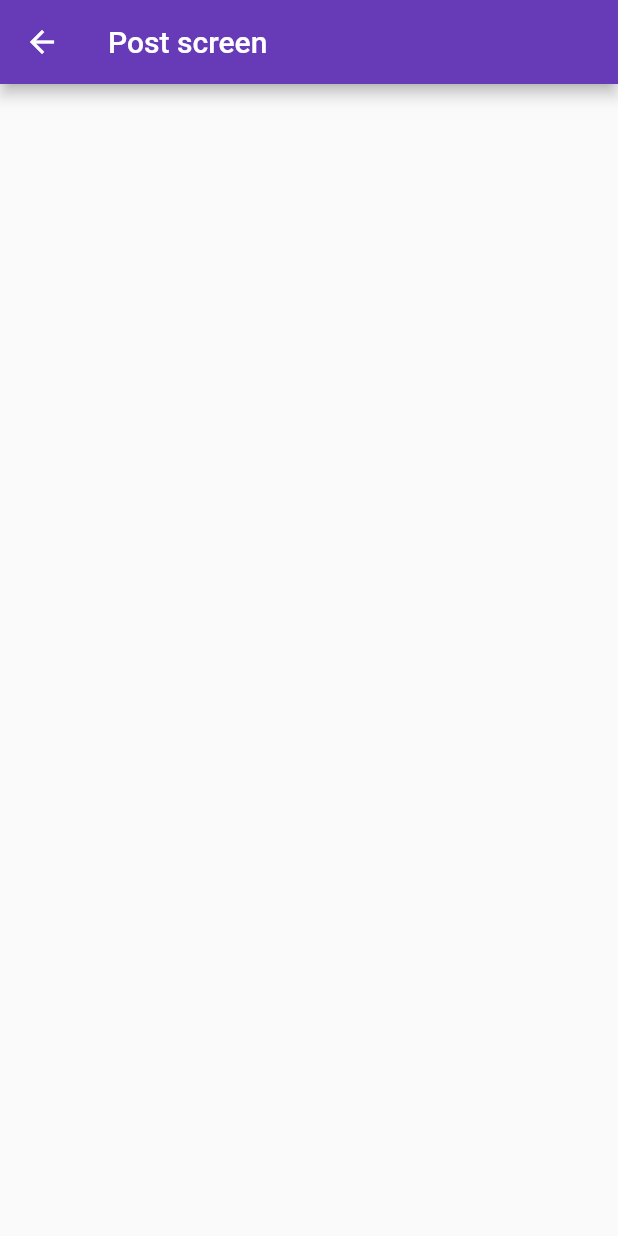
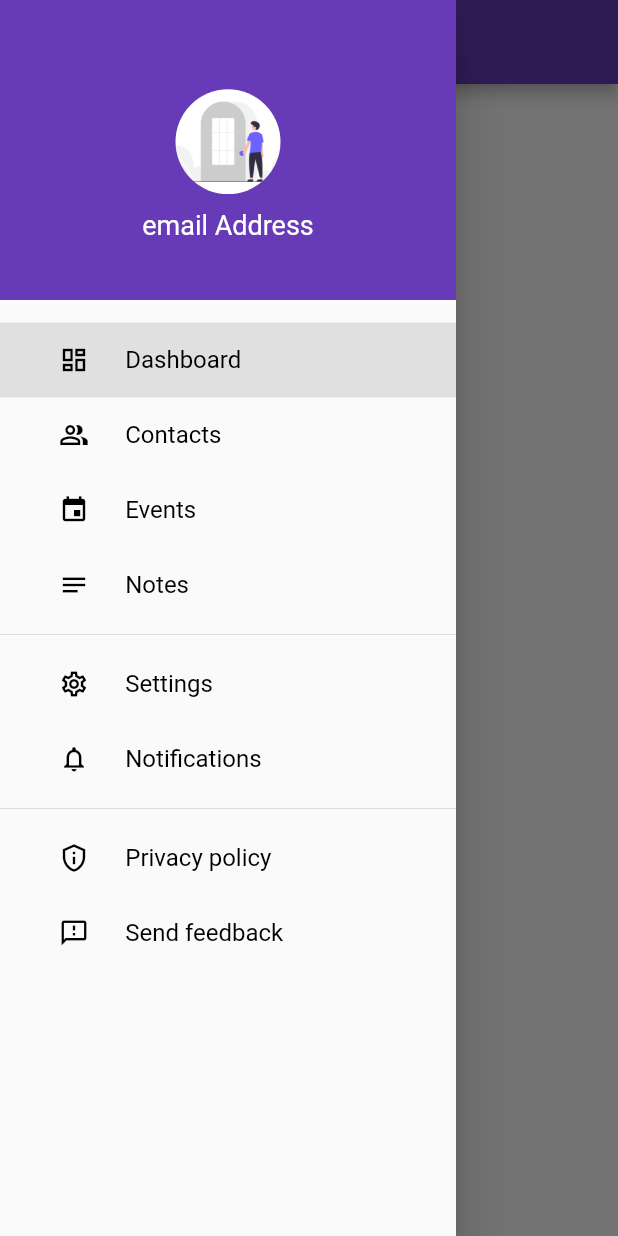
Before and after one commit to DhruvShrotriya/CollegeConnect, a Flutter app: the PostScreen screen opened directly, with the side drawer open (before the commit the screen has no drawer), on a phone screen of 412 x 824 dp. Run offline on Flutter 3.47's test engine with Material 2 defaults, Android fonts, the phone set to English and light mode, and no system bars; our stand-ins replace firebase_auth, firebase_core, fluttertoast, google_fonts; missing offline and left inert: gsheets; accounts and stored records are empty; network calls fail; statements that could not run were skipped; key blocks and very long unbroken strings in the code were emptied for the run.

Commit message:
PYP_1 done

```diff
--- a/college_connect/lib/main.dart
+++ b/college_connect/lib/main.dart
@@ -1,7 +1,9 @@
 import 'package:college_connect/g_sheet/feedback_sheet_api.dart';
 import 'package:college_connect/pages/faculty_details.dart';
 import 'package:college_connect/pages/modules/feedback_front.dart';
+import 'package:college_connect/pages/modules/maps.dart';
 import 'package:college_connect/pages/splash_screen.dart';
+import 'package:college_connect/pyp_1.dart';
 import 'package:flutter/material.dart';
 
 import 'package:firebase_core/firebase_core.dart';
@@ -25,8 +27,8 @@ class MyApp extends StatelessWidget {
         theme: ThemeData(
           primarySwatch: Colors.deepPurple,
         ),
-        //  home: SplashScreen()
-        home: FacultyDetails());
+        //home: SplashScreen()
+        home: PYP_1());
     //home: FeedbackFront());
   }
 }
--- /dev/null
+++ b/college_connect/lib/pages/appdrawer/my_header_drawer.dart
@@ -0,0 +1,37 @@
+import 'package:flutter/material.dart';
+
+class MyHeaderDrawer extends StatefulWidget {
+  const MyHeaderDrawer({super.key});
+
+  @override
+  State<MyHeaderDrawer> createState() => _MyHeaderDrawerState();
+}
+
+class _MyHeaderDrawerState extends State<MyHeaderDrawer> {
+  @override
+  Widget build(BuildContext context) {
+    return Container(
+      color: Colors.deepPurple,
+      width: double.infinity,
+      height: 200,
+      padding: EdgeInsets.only(top: 20.0),
+      child: Column(
+        mainAxisAlignment: MainAxisAlignment.center,
+        children: [
+          Container(
+            margin: EdgeInsets.only(bottom: 10.0),
+            height: 70,
+            decoration: BoxDecoration(
+                shape: BoxShape.circle,
+                image: DecorationImage(
+                    image: AssetImage('assets/images/Login_img.png'))),
+          ),
+          Text(
+            "email Address",
+            style: TextStyle(color: Colors.white, fontSize: 18),
+          )
+        ],
+      ),
+    );
+  }
+}
--- /dev/null
+++ b/college_connect/lib/pages/post/home.dart
@@ -0,0 +1,147 @@
+import 'package:college_connect/pages/faculty_details.dart';
+import 'package:flutter/material.dart';
+
+import '../appdrawer/my_header_drawer.dart';
+
+class PostScreen extends StatefulWidget {
+  const PostScreen({super.key});
+
+  @override
+  State<PostScreen> createState() => _PostScreenState();
+}
+
+class _PostScreenState extends State<PostScreen> {
+  var currentPage = DrawerSections.dashboard;
+
+  @override
+  Widget build(BuildContext context) {
+    var container;
+    if (currentPage == DrawerSections.dashboard) {
+      container = FacultyDetails();
+    } else if (currentPage == DrawerSections.contacts) {
+      container = FacultyDetails();
+    } else if (currentPage == DrawerSections.events) {
+      container = FacultyDetails();
+    } else if (currentPage == DrawerSections.notes) {
+      container = FacultyDetails();
+    } else if (currentPage == DrawerSections.settings) {
+      container = FacultyDetails();
+    } else if (currentPage == DrawerSections.notifications) {
+      container = FacultyDetails();
+    } else if (currentPage == DrawerSections.privacy_policy) {
+      container = FacultyDetails();
+    } else if (currentPage == DrawerSections.send_feedback) {
+      container = FacultyDetails();
+    }
+    return Scaffold(
+      appBar: AppBar(
+        centerTitle: true,
+        title: Text('Post screen'),
+      ),
+      body: Container(
+        child: Center(child: Text("Home Page")),
+      ),
+      drawer: Drawer(
+        child: SingleChildScrollView(
+            child: Container(
+          child: Column(
+            children: [const MyHeaderDrawer(), MyDrawerList()],
+          ),
+        )),
+      ),
+    );
+  }
+
+  Widget MyDrawerList() {
+    return Container(
+      padding: EdgeInsets.only(top: 15.0),
+      child: Column(
+        children: [
+          menuItem(1, "Dashboard", Icons.dashboard_outlined,
+              currentPage == DrawerSections.dashboard ? true : false),
+          menuItem(2, "Contacts", Icons.people_alt_outlined,
+              currentPage == DrawerSections.contacts ? true : false),
+          menuItem(3, "Events", Icons.event,
+              currentPage == DrawerSections.events ? true : false),
+          menuItem(4, "Notes", Icons.notes,
+              currentPage == DrawerSections.notes ? true : false),
+          Divider(),
+          menuItem(5, "Settings", Icons.settings_outlined,
+              currentPage == DrawerSections.settings ? true : false),
+          menuItem(6, "Notifications", Icons.notifications_outlined,
+              currentPage == DrawerSections.notifications ? true : false),
+          Divider(),
+          menuItem(7, "Privacy policy", Icons.privacy_tip_outlined,
+              currentPage == DrawerSections.privacy_policy ? true : false),
+          menuItem(8, "Send feedback", Icons.feedback_outlined,
+              currentPage == DrawerSections.send_feedback ? true : false),
+        ],
+      ),
+    );
+  }
+
+  Widget menuItem(int id, String title, IconData icon, bool selected) {
+    return Material(
+      color: selected ? Colors.grey[300] : Colors.transparent,
+      child: InkWell(
+        onTap: () {
+          Navigator.pop(context);
+          setState(() {
+            if (id == 1) {
+              currentPage = DrawerSections.dashboard;
+            } else if (id == 2) {
+              currentPage = DrawerSections.contacts;
+            } else if (id == 3) {
+              currentPage = DrawerSections.events;
+            } else if (id == 4) {
+              currentPage = DrawerSections.notes;
+            } else if (id == 5) {
+              currentPage = DrawerSections.settings;
+            } else if (id == 6) {
+              currentPage = DrawerSections.notifications;
+            } else if (id == 7) {
+              currentPage = DrawerSections.privacy_policy;
+            } else if (id == 8) {
+              currentPage = DrawerSections.send_feedback;
+            }
+          });
+        },
+        child: Padding(
+          padding: EdgeInsets.all(15.0),
+          child: Row(
+            children: [
+              Expanded(
+                child: Icon(
+                  icon,
+                  size: 20,
+                  color: Colors.black,
+                ),
+              ),
+              Expanded(
+                flex: 3,
+                child: Text(
+                  title,
+                  style: TextStyle(
+                    color: Colors.black,
+                    fontSize: 16,
+                  ),
+                ),
+              ),
+            ],
+          ),
+        ),
+      ),
+    );
+  }
+}
+
+enum DrawerSections {
+  dashboard,
+  contacts,
+  events,
+  notes,
+  settings,
+  notifications,
+  privacy_policy,
+  send_feedback,
+}
--- a/college_connect/lib/pages/post/posr_screen.dart
+++ /dev/null
@@ -1,19 +0,0 @@
-import 'package:flutter/material.dart';
-
-class PostScreen extends StatefulWidget {
-  const PostScreen({super.key});
-
-  @override
-  State<PostScreen> createState() => _PostScreenState();
-}
-
-class _PostScreenState extends State<PostScreen> {
-  @override
-  Widget build(BuildContext context) {
-    return Scaffold(
-      appBar: AppBar(
-        title: Text('Post screen'),
-      ),
-    );
-  }
-}
--- a/college_connect/lib/pages/splash_screen.dart
+++ b/college_connect/lib/pages/splash_screen.dart
@@ -28,12 +28,9 @@ class _SplashScreenState extends State<SplashScreen> {
       ),
       body: Center(
         child: Image.asset(
-          "/assets/images/splash_screen_img.png ",
+          "assets/images/trans_ss_img.png",
           fit: BoxFit.fill,
         ),
-        // child: Text(
-        //"College Connect",
-        //style: TextStyle(fontSize: 30),
       ),
     );
   }
--- a/college_connect/pubspec.yaml
+++ b/college_connect/pubspec.yaml
@@ -54,6 +54,7 @@ dev_dependencies:
   http: ^0.13.5
   gsheets: ^0.4.2
   google_fonts: ^2.1.0
+  url_launcher: ^6.1.10
 
 # For information on the generic Dart part of this file, see the
 # following page: https://dart.dev/tools/pub/pubspec
```
Also changed, not shown: college_connect/lib/pages/auth/login_screen.dart (+5 -2 lines), college_connect/lib/pages/faculty_overview.dart (+7 -7 lines), college_connect/lib/pages/modules/maps.dart (added, +58 -0 lines), college_connect/lib/pyp_1.dart (added, +89 -0 lines), college_connect/assets/images/avataaars.png (added), college_connect/assets/images/trans_ss_img.png (added), college_connect/pubspec.lock, 7 other files.
